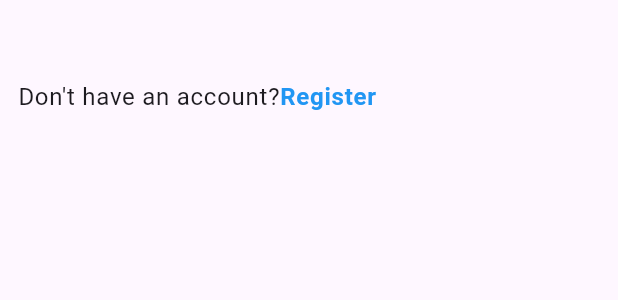
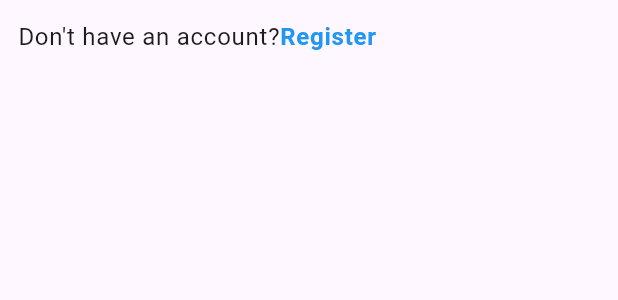
Before and after one commit to Boahen123/logsys, a Flutter app: the FormFooterWidget widget shown alone on an empty page, opened directly, on a phone screen of 412 x 824 dp. Shown: the top 300 px of the screen. Run offline on Flutter 3.47's test engine with Material 3 defaults, Android fonts, the light colour scheme and no system bars; our stand-ins replace flutter_svg, get.

Commit message:
adjusted sizing

```diff
--- a/lib/views/common_widgets/form_footer.dart
+++ b/lib/views/common_widgets/form_footer.dart
@@ -20,7 +20,7 @@ class FormFooterWidget extends StatelessWidget {
     return Column(
       crossAxisAlignment: CrossAxisAlignment.center,
       children: [
-        SizedBox(height: size.height * 0.05),
+        SizedBox(height: size.height * 0.001),
         TextButton(
           onPressed: () => Get.toNamed('/$to'),
           child: Text.rich(
```
Also changed, not shown: lib/views/common_widgets/form_header.dart (+5 -2 lines).
